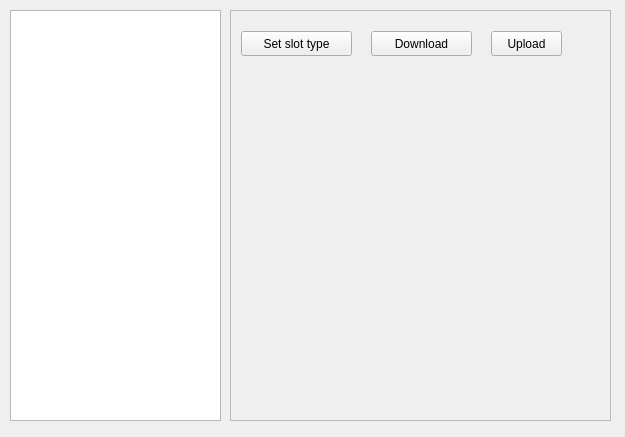
mupimenov/hponic, file widget_ioslots.ui: the form before one commit.
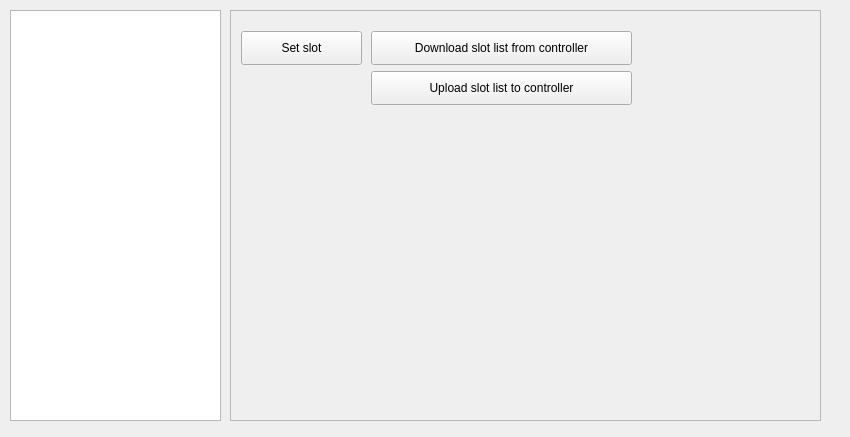
The form after the commit. Icons and pictures are not drawn.

```diff
--- a/widget_ioslots.ui
+++ b/widget_ioslots.ui
@@ -6,7 +6,7 @@
    <rect>
     <x>0</x>
     <y>0</y>
-    <width>625</width>
+    <width>850</width>
     <height>437</height>
    </rect>
   </property>
@@ -43,7 +43,7 @@
     <rect>
      <x>230</x>
      <y>10</y>
-     <width>381</width>
+     <width>591</width>
      <height>411</height>
     </rect>
    </property>
@@ -55,7 +55,7 @@
      <rect>
       <x>0</x>
       <y>0</y>
-      <width>379</width>
+      <width>589</width>
       <height>409</height>
      </rect>
     </property>
@@ -64,12 +64,18 @@
       <rect>
        <x>10</x>
        <y>20</y>
-       <width>111</width>
-       <height>25</height>
+       <width>121</width>
+       <height>34</height>
       </rect>
      </property>
+     <property name="minimumSize">
+      <size>
+       <width>0</width>
+       <height>34</height>
+      </size>
+     </property>
      <property name="text">
-      <string>Set slot type</string>
+      <string>Set slot</string>
      </property>
      <property name="icon">
       <iconset resource="icons.qrc">
@@ -87,12 +93,18 @@
       <rect>
        <x>140</x>
        <y>20</y>
-       <width>101</width>
-       <height>25</height>
+       <width>261</width>
+       <height>34</height>
       </rect>
      </property>
+     <property name="minimumSize">
+      <size>
+       <width>0</width>
+       <height>34</height>
+      </size>
+     </property>
      <property name="text">
-      <string>Download</string>
+      <string>Download slot list from controller</string>
      </property>
      <property name="icon">
       <iconset resource="icons.qrc">
@@ -105,14 +117,20 @@
     <widget class="QToolButton" name="tbUpload">
      <property name="geometry">
       <rect>
-       <x>260</x>
-       <y>20</y>
-       <width>71</width>
-       <height>25</height>
+       <x>140</x>
+       <y>60</y>
+       <width>261</width>
+       <height>34</height>
       </rect>
      </property>
+     <property name="minimumSize">
+      <size>
+       <width>0</width>
+       <height>34</height>
+      </size>
+     </property>
      <property name="text">
-      <string>Upload</string>
+      <string>Upload slot list to controller</string>
      </property>
      <property name="icon">
       <iconset resource="icons.qrc">
@@ -122,19 +140,6 @@
       <enum>Qt::ToolButtonTextBesideIcon</enum>
      </property>
     </widget>
-    <widget class="QLabel" name="lStatus">
-     <property name="geometry">
-      <rect>
-       <x>10</x>
-       <y>50</y>
-       <width>351</width>
-       <height>31</height>
-      </rect>
-     </property>
-     <property name="text">
-      <string/>
-     </property>
-    </widget>
    </widget>
   </widget>
   <action name="actionSetAnalogInputDriver">
```
Left out of the diff: 32 changed lines with no effect on the pictures.
